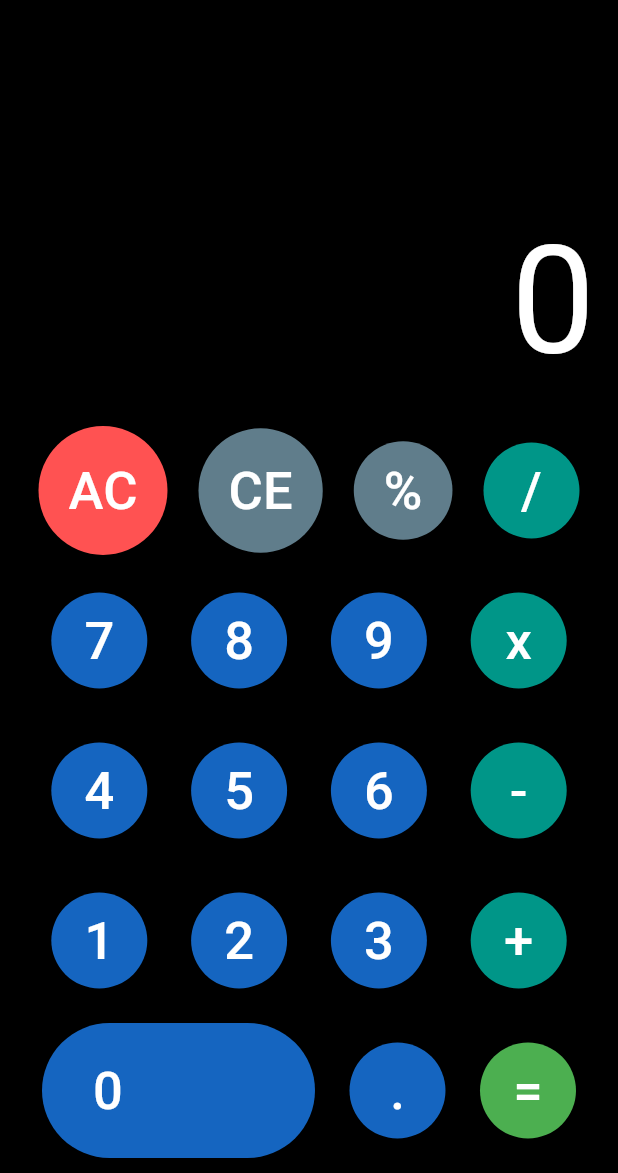
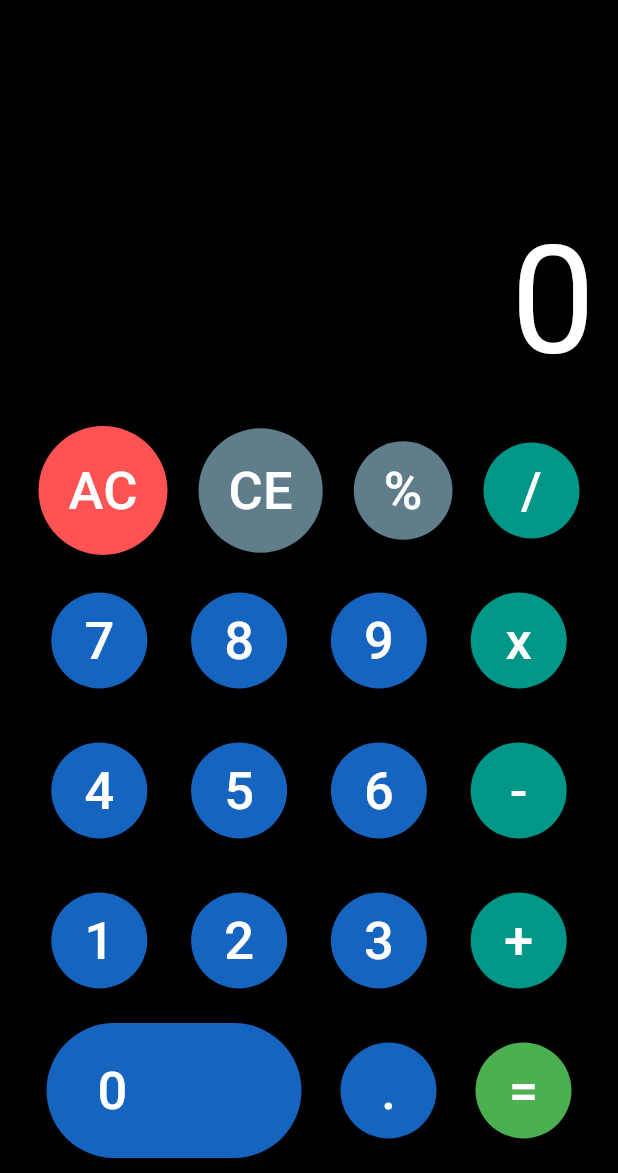
Before and after one commit to Dcoloma01/Tarea2, a Flutter app: the screen it shows after launch, on a phone screen of 412 x 824 dp, the part 63-1236 px from its top. Run offline on Flutter 3.47's test engine with Material 3 defaults, Android fonts, the phone set to English and light mode, and no system bars.

Commit message:
Modificando maindart

```diff
--- a/lib/main.dart
+++ b/lib/main.dart
@@ -23,7 +23,7 @@ class _CalculatorState extends State<Calculator> {
   // Button Widget
   Widget calcbutton(String btntxt, Color btncolor, Color txtcolor) {
     return Container(
-      child: ElevatedButton(
+      child: TextButton(
         onPressed: () {
           calculation(btntxt);
         },
@@ -34,7 +34,7 @@ class _CalculatorState extends State<Calculator> {
             color: txtcolor,
           ),
         ),
-        style: ElevatedButton.styleFrom(
+        style: TextButton.styleFrom(
           shape: CircleBorder(),
           backgroundColor: btncolor,
           padding: EdgeInsets.all(20),
@@ -121,11 +121,13 @@ class _CalculatorState extends State<Calculator> {
               mainAxisAlignment: MainAxisAlignment.spaceEvenly,
               children: <Widget>[
                 // this is button Zero
-                ElevatedButton(
+                Container(
+                  width: 170, // Ancho del botón cero
+                  child: TextButton(
                     onPressed: () {
                       calculation('0');
                     },
-                  style: ElevatedButton.styleFrom(
+                    style: TextButton.styleFrom(
                       shape: StadiumBorder(),
                       backgroundColor: Colors.blue[800],
                       padding: EdgeInsets.fromLTRB(34, 20, 128, 20),
@@ -133,6 +135,7 @@ class _CalculatorState extends State<Calculator> {
                     child: Text(
                       '0',
                       style: TextStyle(fontSize: 35, color: Colors.white),
+                    ),
                   ),
                 ),
                 calcbutton('.', Colors.blue[800]!, Colors.white),
```
Lines whose indentation alone changed are shown as unchanged.
